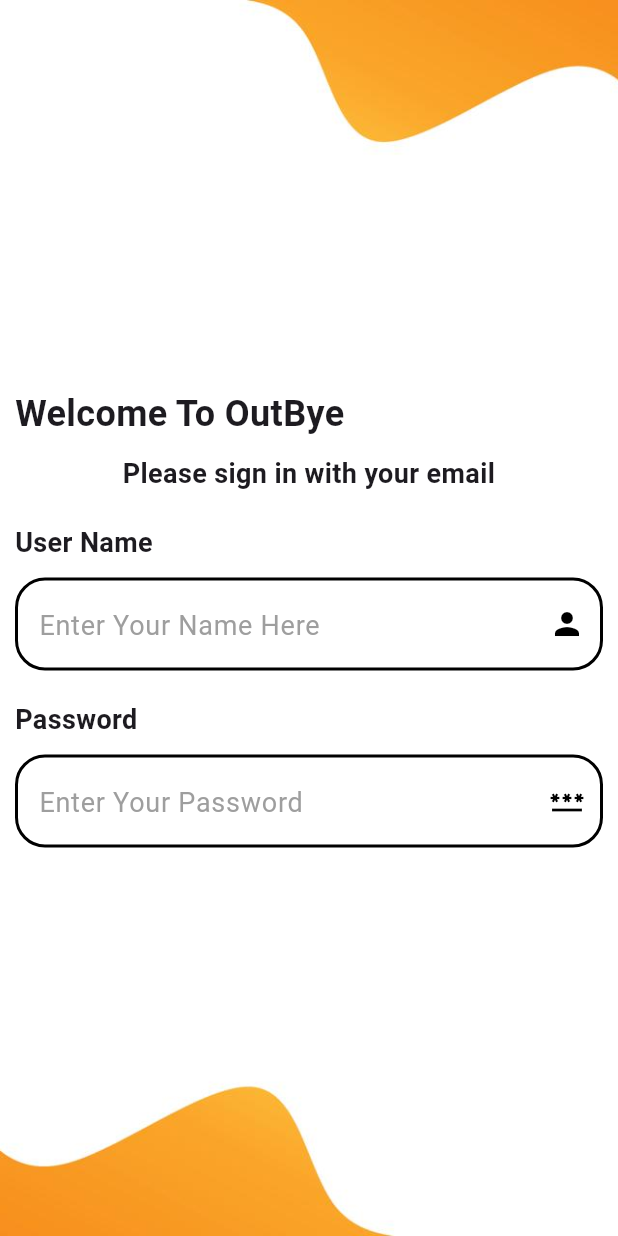
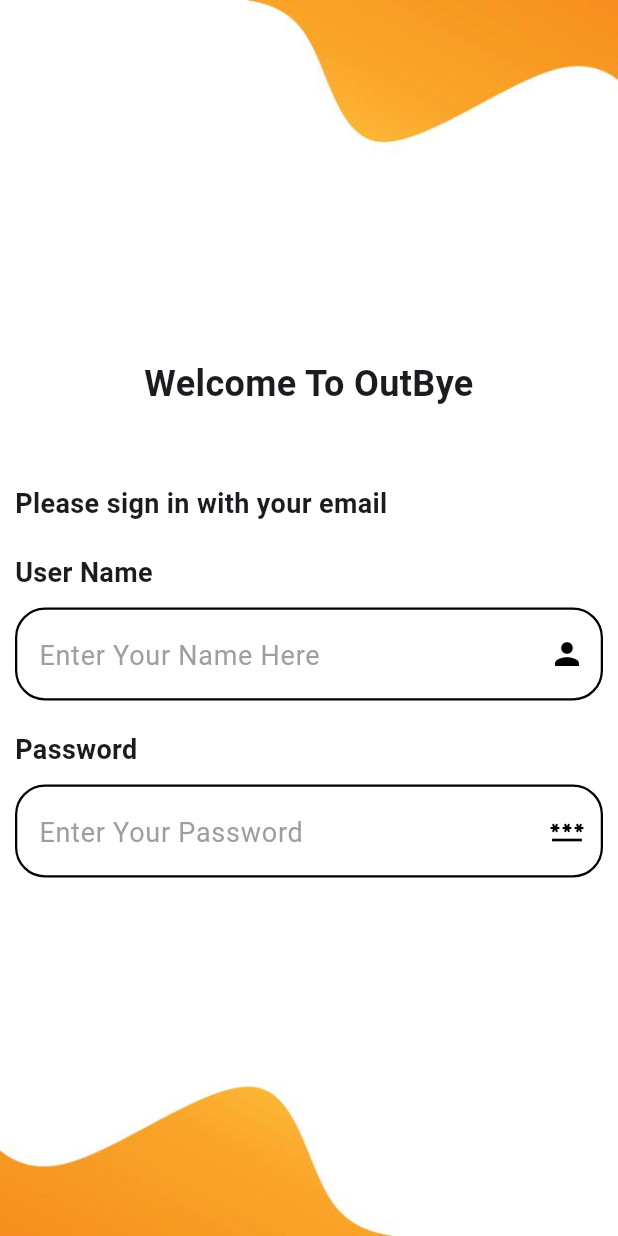
Before and after one commit to shahdadell/Graduation_Project4, a Flutter app: the screen it shows after launch, on a phone screen of 412 x 824 dp. Run offline on Flutter 3.47's test engine with Material 3 defaults, Android fonts, the phone set to English and light mode, and no system bars.

Commit message:
initial login screen

```diff
--- a/lib/custom_field/text_filed.dart
+++ b/lib/custom_field/text_filed.dart
@@ -47,7 +47,7 @@ class CustomField extends StatelessWidget {
         enabledBorder: OutlineInputBorder(
           borderRadius: BorderRadius.circular(20),
           borderSide: const BorderSide(
-            width: 2,
+            width: 1.5,
             color: Colors.black,
           ),
         ),
--- a/lib/login_screen.dart
+++ b/lib/login_screen/login_screen.dart
@@ -1,6 +1,5 @@
 import 'package:flutter/material.dart';
-
-import 'custom_field/text_filed.dart';
+import '../custom_field/text_filed.dart';
 
 class LoginScreen extends StatelessWidget {
   static const String routeName = "HomeScreen" ;
@@ -30,14 +29,14 @@ class LoginScreen extends StatelessWidget {
                     fontSize: 24,
                     fontWeight: FontWeight.bold
                   ),
+                  textAlign: TextAlign.center,
                 ),
-                const SizedBox(height: 10),
+                const SizedBox(height: 50),
                 const Text("Please sign in with your email",
                   style: TextStyle(
                       fontSize: 18,
                       fontWeight: FontWeight.w600
                   ),
-                  textAlign: TextAlign.center,
                 ),
                 const SizedBox(height: 20),
                 const Text("User Name",
--- a/lib/main.dart
+++ b/lib/main/main.dart
@@ -1,6 +1,6 @@
 import 'package:flutter/material.dart';
 import 'package:graduation_project/splash_screen/splash_screen.dart';
-import 'login_screen.dart';
+import '../login_screen/login_screen.dart';
 
 void main() {
   runApp(const MyApp());
--- a/lib/splash_screen/splash_screen.dart
+++ b/lib/splash_screen/splash_screen.dart
@@ -1,6 +1,6 @@
 import 'dart:async';
 import 'package:flutter/material.dart';
-import '../login_screen.dart';
+import '../login_screen/login_screen.dart';
 
 class SplashScreen extends StatelessWidget {
   static const String routeName = "splash" ;
@@ -22,7 +22,7 @@ class SplashScreen extends StatelessWidget {
         });
     var mediaQuery = MediaQuery.of(context).size ;
     return Scaffold(
-      body: Image.asset("assets/images/splash.png",
+      body: Image.asset("assets/images/Color_Mat11te_1.gif",
         width: mediaQuery.width,
         height: mediaQuery.height,
         fit: BoxFit.cover,
--- a/pubspec.yaml
+++ b/pubspec.yaml
@@ -36,6 +36,7 @@ dependencies:
   # Use with the CupertinoIcons class for iOS style icons.
   cupertino_icons: ^1.0.8
   animated_splash_screen: ^1.3.0
+  gif: ^2.3.0
 
 dev_dependencies:
   flutter_test:
```
Also changed, not shown: lib/register_screen/register_screen.dart (added, +10 -0 lines), assets/images/B1.png (deleted), assets/images/Color_Mat11te_1.gif (added), pubspec.lock, 1 other file.
